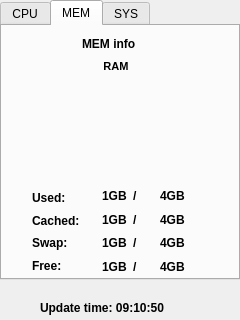
This is project/system_monitoring/src/view/view.ui in AndersonStarling/embedded_linux_pratice as Qt 5 draws it before an edit. The edited form follows.
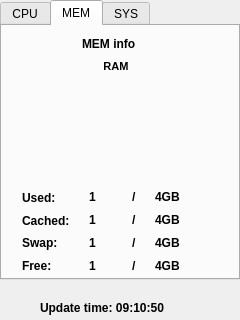
This is the edited form. The open tabs and pages were chosen to show the change.

What changed in the file:
```diff
--- a/project/system_monitoring/src/view/view.ui
+++ b/project/system_monitoring/src/view/view.ui
@@ -364,7 +364,7 @@
     <widget class="QWidget" name="layoutWidget_6">
      <property name="geometry">
       <rect>
-       <x>30</x>
+       <x>20</x>
        <y>160</y>
        <width>58</width>
        <height>91</height>
@@ -431,9 +431,9 @@
     <widget class="QWidget" name="layoutWidget_7">
      <property name="geometry">
       <rect>
-       <x>100</x>
+       <x>80</x>
        <y>160</y>
-       <width>83</width>
+       <width>131</width>
        <height>90</height>
       </rect>
      </property>
@@ -451,6 +451,18 @@
         </property>
         <item>
          <widget class="QLabel" name="ram_used">
+          <property name="minimumSize">
+           <size>
+            <width>30</width>
+            <height>17</height>
+           </size>
+          </property>
+          <property name="maximumSize">
+           <size>
+            <width>30</width>
+            <height>17</height>
+           </size>
+          </property>
           <property name="font">
            <font>
             <weight>75</weight>
@@ -458,12 +470,24 @@
            </font>
           </property>
           <property name="text">
-           <string>1GB</string>
+           <string>1</string>
           </property>
          </widget>
         </item>
         <item>
          <widget class="QLabel" name="ram_used_slash">
+          <property name="minimumSize">
+           <size>
+            <width>10</width>
+            <height>17</height>
+           </size>
+          </property>
+          <property name="maximumSize">
+           <size>
+            <width>10</width>
+            <height>17</height>
+           </size>
+          </property>
           <property name="font">
            <font>
             <weight>75</weight>
@@ -477,6 +501,18 @@
         </item>
         <item>
          <widget class="QLabel" name="ram_used_total">
+          <property name="minimumSize">
+           <size>
+            <width>50</width>
+            <height>17</height>
+           </size>
+          </property>
+          <property name="maximumSize">
+           <size>
+            <width>50</width>
+            <height>17</height>
+           </size>
+          </property>
           <property name="font">
            <font>
             <weight>75</weight>
@@ -486,6 +522,9 @@
           <property name="text">
            <string>4GB</string>
           </property>
+          <property name="wordWrap">
+           <bool>false</bool>
+          </property>
          </widget>
         </item>
        </layout>
@@ -497,6 +536,18 @@
         </property>
         <item>
          <widget class="QLabel" name="ram_cached">
+          <property name="minimumSize">
+           <size>
+            <width>30</width>
+            <height>17</height>
+           </size>
+          </property>
+          <property name="maximumSize">
+           <size>
+            <width>30</width>
+            <height>17</height>
+           </size>
+          </property>
           <property name="font">
            <font>
             <weight>75</weight>
@@ -504,12 +555,24 @@
            </font>
           </property>
           <property name="text">
-           <string>1GB</string>
+           <string>1</string>
           </property>
          </widget>
         </item>
         <item>
          <widget class="QLabel" name="ram_cached_slash">
+          <property name="minimumSize">
+           <size>
+            <width>10</width>
+            <height>17</height>
+           </size>
+          </property>
+          <property name="maximumSize">
+           <size>
+            <width>10</width>
+            <height>17</height>
+           </size>
+          </property>
           <property name="font">
            <font>
             <weight>75</weight>
@@ -522,7 +585,19 @@
          </widget>
         </item>
         <item>
-         <widget class="QLabel" name="ram_used_total_2">
+         <widget class="QLabel" name="ram_cached_total">
+          <property name="minimumSize">
+           <size>
+            <width>50</width>
+            <height>17</height>
+           </size>
+          </property>
+          <property name="maximumSize">
+           <size>
+            <width>50</width>
+            <height>17</height>
+           </size>
+          </property>
           <property name="font">
            <font>
             <weight>75</weight>
@@ -543,6 +618,18 @@
         </property>
         <item>
          <widget class="QLabel" name="ram_swap">
+          <property name="minimumSize">
+           <size>
+            <width>30</width>
+            <height>17</height>
+           </size>
+          </property>
+          <property name="maximumSize">
+           <size>
+            <width>30</width>
+            <height>17</height>
+           </size>
+          </property>
           <property name="font">
            <font>
             <weight>75</weight>
@@ -550,12 +637,24 @@
            </font>
           </property>
           <property name="text">
-           <string>1GB</string>
+           <string>1</string>
           </property>
          </widget>
         </item>
         <item>
          <widget class="QLabel" name="ram_swap_slash">
+          <property name="minimumSize">
+           <size>
+            <width>10</width>
+            <height>17</height>
+           </size>
+          </property>
+          <property name="maximumSize">
+           <size>
+            <width>10</width>
+            <height>17</height>
+           </size>
+          </property>
           <property name="font">
            <font>
             <weight>75</weight>
@@ -568,7 +667,19 @@
          </widget>
         </item>
         <item>
-         <widget class="QLabel" name="ram_used_total_3">
+         <widget class="QLabel" name="ram_swap_total">
+          <property name="minimumSize">
+           <size>
+            <width>50</width>
+            <height>17</height>
+           </size>
+          </property>
+          <property name="maximumSize">
+           <size>
+            <width>50</width>
+            <height>17</height>
+           </size>
+          </property>
           <property name="font">
            <font>
             <weight>75</weight>
@@ -589,6 +700,18 @@
         </property>
         <item>
          <widget class="QLabel" name="ram_free">
+          <property name="minimumSize">
+           <size>
+            <width>30</width>
+            <height>17</height>
+           </size>
+          </property>
+          <property name="maximumSize">
+           <size>
+            <width>30</width>
+            <height>17</height>
+           </size>
+          </property>
           <property name="font">
            <font>
             <weight>75</weight>
@@ -596,12 +719,24 @@
            </font>
           </property>
           <property name="text">
-           <string>1GB</string>
+           <string>1</string>
           </property>
          </widget>
         </item>
         <item>
          <widget class="QLabel" name="ram_free_slash">
+          <property name="minimumSize">
+           <size>
+            <width>10</width>
+            <height>17</height>
+           </size>
+          </property>
+          <property name="maximumSize">
+           <size>
+            <width>10</width>
+            <height>17</height>
+           </size>
+          </property>
           <property name="font">
            <font>
             <weight>75</weight>
@@ -614,7 +749,19 @@
          </widget>
         </item>
         <item>
-         <widget class="QLabel" name="ram_used_total_4">
+         <widget class="QLabel" name="ram_free_total">
+          <property name="minimumSize">
+           <size>
+            <width>50</width>
+            <height>17</height>
+           </size>
+          </property>
+          <property name="maximumSize">
+           <size>
+            <width>50</width>
+            <height>17</height>
+           </size>
+          </property>
           <property name="font">
            <font>
             <weight>75</weight>
```
Left out of the diff: 16 changed lines with no effect on the pictures.
